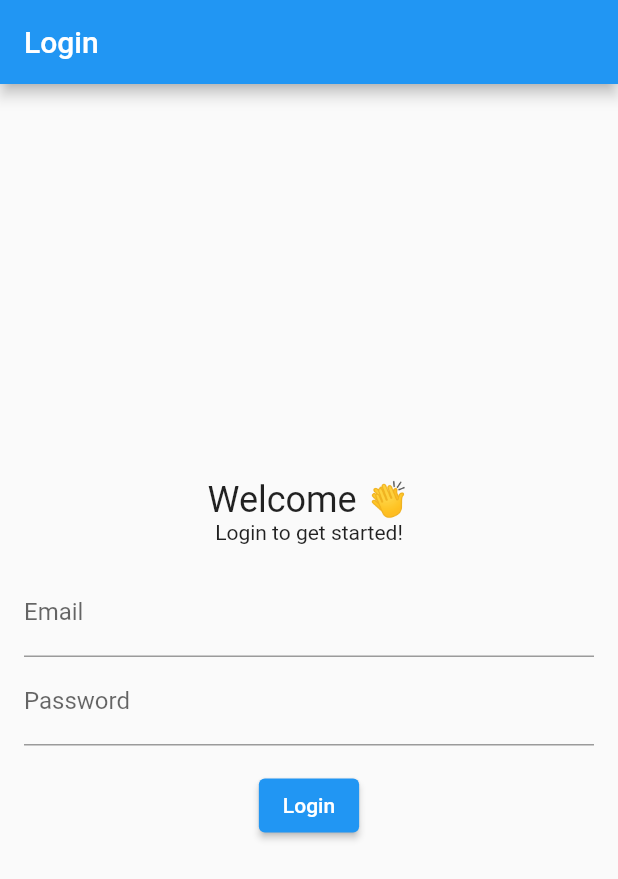
After one commit to windypermadi/baronbaypos, a Flutter app: the LoginScreen screen opened directly, after a tap on "Login", on a phone screen of 412 x 824 dp. The commit adds this screen. Shown: the top 879 px of the screen. Run offline on Flutter 3.47's test engine with Material 2 defaults, Android fonts, the phone set to English and light mode, and no system bars; our stand-ins replace google_fonts, shared_preferences; accounts and stored records are empty; network calls fail.

Commit message:
login error

```diff
--- /dev/null
+++ b/lib/coba/login_coba.dart
@@ -0,0 +1,126 @@
+import 'dart:convert';
+import 'package:flutter/material.dart';
+import 'package:shared_preferences/shared_preferences.dart';
+import 'package:http/http.dart' as http;
+import 'home_coba.dart';
+
+  class LoginScreen extends StatefulWidget {
+    @override
+    State<LoginScreen> createState() => _LoginScreenState();
+  }
+
+  class _LoginScreenState extends State<LoginScreen> {
+    final TextEditingController emailController = TextEditingController();
+
+    final TextEditingController passwordController = TextEditingController();
+
+    Future<void> login(String email, String password) async {
+      final apiUrl = 'https://baronbay.updateproject.my.id/api/user/login';
+
+      final response = await http.post(Uri.parse(apiUrl), body: {
+        'username': email,
+        'password': password,
+      });
+
+      if (response.statusCode == 200) {
+        print(response.body);
+
+        final data = json.decode(response.body);
+        var dataArray = data['data'];
+        var userData = dataArray[0];
+
+        //mengambil data token
+        final token = json.decode(response.body)['token'];
+        //mengabil data user
+        final user = json.decode(response.body)['user'];
+
+        //menyimpan data token
+        SharedPreferences prefs = await SharedPreferences.getInstance();
+        await prefs.setString('token_login', token);
+
+        //berpindah halaman
+        // ignore: use_build_context_synchronously
+        Navigator.pushAndRemoveUntil(
+          context,
+          MaterialPageRoute(
+            builder: (context) => HomeCoba(
+              id: userData['iduser_akses'],
+              name: userData['nama'],
+              email: userData['username'],
+              token: userData['token_login'],
+            ),
+          ),
+          (route) => false,
+        );
+
+      } else {
+        showDialog(
+          context: context,
+          builder: (BuildContext context) {
+            return AlertDialog(
+              title: Text('Login Failed'),
+              content: Text('Invalid email or password.'),
+              actions: <Widget>[
+                // ignore: deprecated_member_use
+
+                TextButton(
+                  child: Text('OK'),
+                  onPressed: () {
+                    Navigator.of(context).pop();
+                  },
+                ),
+              ],
+            );
+          },
+        );
+      }
+    }
+
+    @override
+    Widget build(BuildContext context) {
+      return Scaffold(
+        appBar: AppBar(
+          title: Text('Login'),
+        ),
+        body: Padding(
+          padding: EdgeInsets.all(16.0),
+          child: Column(
+            mainAxisAlignment: MainAxisAlignment.center,
+            children: [
+              Text(
+                'Welcome 👏',
+                style: TextStyle(
+                  fontSize: 24
+                ),
+              ),
+              Text(
+                'Login to get started!',
+              ),
+              SizedBox(height: 16,),
+              TextFormField(
+                controller: emailController,
+                decoration: InputDecoration(
+                  labelText: 'Email',
+                ),
+              ),
+              TextFormField(
+                controller: passwordController,
+                decoration: InputDecoration(
+                  labelText: 'Password',
+                ),
+                obscureText: true,
+              ),
+              SizedBox(height: 16.0),
+              // ignore: deprecated_member_use
+              ElevatedButton(
+                child: Text('Login'),
+                onPressed: () {
+                  login(emailController.text, passwordController.text);
+                },
+              ),
+            ],
+          ),
+        ),
+      );
+    }
+  }
--- /dev/null
+++ b/lib/providers/auth_provider.dart
@@ -0,0 +1,32 @@
+import 'package:baronbay_pos/models/user_model.dart';
+import 'package:baronbay_pos/services/auth_service.dart';
+import 'package:flutter/material.dart';
+
+class AuthProvider with ChangeNotifier{
+  late UserModel? _user;
+
+  UserModel get user => _user!;
+
+  set user(UserModel user){
+    _user = user;
+    notifyListeners();
+  }
+
+  Future<bool> login({
+    required String username,
+    required String password,
+  }) async {
+    try {
+      UserModel user = await AuthService().login(
+        username: username,
+        password: password,
+      );
+
+      _user = user;
+      return true;
+    } catch (e) {
+      print(e);
+      return false;
+    }
+  }
+}
--- a/lib/settings/theme.dart
+++ b/lib/settings/theme.dart
@@ -21,7 +21,7 @@ Color blackColor = const Color(0xff2E2E2E);
 Color whiteColor = const Color(0xffFFFFFF);
 
 TextStyle primaryTextStyle = GoogleFonts.poppins(
-  color: primaryTextColor,
+  color: blackColor,
 );
 
 TextStyle secondaryTextStyle = GoogleFonts.poppins(
--- a/pubspec.yaml
+++ b/pubspec.yaml
@@ -37,6 +37,7 @@ dependencies:
   google_fonts: ^4.0.3
   provider: ^6.0.5
   http: ^0.13.6
+  shared_preferences: ^2.2.0
 
 dev_dependencies:
   flutter_test:
```
Also changed, not shown: lib/coba/home_coba.dart (added, +77 -0 lines), lib/main.dart (+11 -1 lines), lib/models/user_model.dart (+14 -12 lines), lib/pages/signin_page.dart (+51 -5 lines), lib/services/auth_service.dart (+22 -10 lines), lib/widget/loading_button.dart (added, +44 -0 lines), pubspec.lock, 2 other files.
